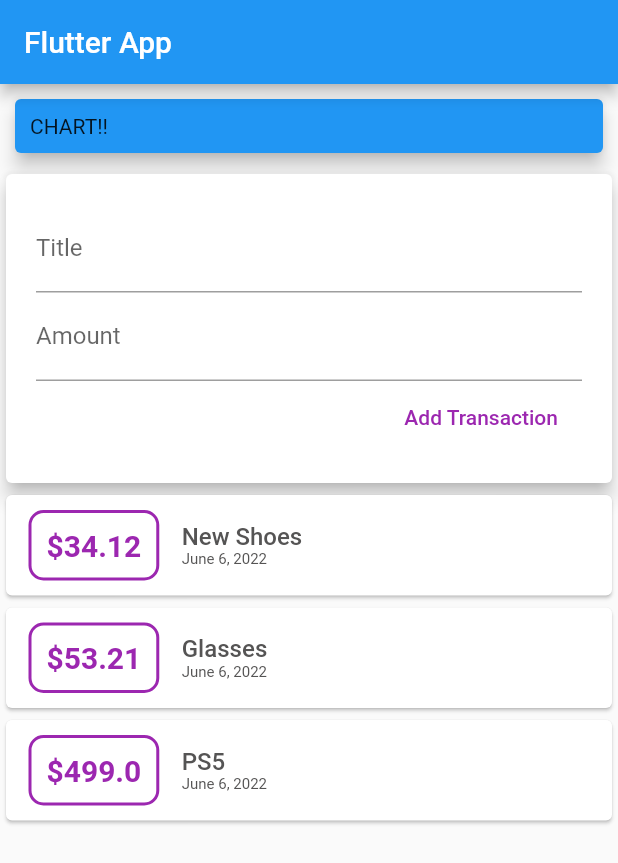
After one commit to Yasser-Shehab/flutter-personal-expenses, a Flutter app: the screen it shows after launch, on a phone screen of 412 x 824 dp. The commit adds this screen. Shown: the top 863 px of the screen. Run offline on Flutter 3.47's test engine with Material 2 defaults, Android fonts, the phone set to English and light mode, and no system bars.

Commit message:
Lifted Up the State, Added, Add New Transaction

```diff
--- /dev/null
+++ b/lib/widgets/new_transaction.dart
@@ -0,0 +1,47 @@
+// ignore_for_file: prefer_const_constructors
+// ignore_for_file: use_key_in_widget_constructors
+// ignore_for_file: sized_box_for_whitespace
+// ignore_for_file: sort_child_properties_last
+import 'package:flutter/material.dart';
+
+class NewTransaction extends StatelessWidget {
+  final Function addTransaction;
+  final titleController = TextEditingController();
+  final amountController = TextEditingController();
+  NewTransaction(this.addTransaction);
+
+  @override
+  Widget build(BuildContext context) {
+    return Card(
+      elevation: 5,
+      child: Container(
+        margin: EdgeInsets.all(10),
+        padding: EdgeInsets.all(10),
+        child: Column(crossAxisAlignment: CrossAxisAlignment.end, children: [
+          TextField(
+            decoration: InputDecoration(labelText: 'Title'),
+            controller: titleController,
+            // onChanged: (value) {
+            //   titleInput = value;
+            // },
+          ),
+          TextField(
+            decoration: InputDecoration(labelText: 'Amount'),
+            controller: amountController,
+            // onChanged: (value) {
+            //   amountInput = value;
+            // },
+          ),
+          FlatButton(
+            textColor: Colors.purple,
+            onPressed: () {
+              addTransaction(
+                  titleController.text, double.parse(amountController.text));
+            },
+            child: Text('Add Transaction'),
+          )
+        ]),
+      ),
+    );
+  }
+}
--- /dev/null
+++ b/lib/widgets/transaction_list.dart
@@ -0,0 +1,56 @@
+// ignore_for_file: prefer_const_constructors
+// ignore_for_file: use_key_in_widget_constructors
+// ignore_for_file: sized_box_for_whitespace
+// ignore_for_file: sort_child_properties_last
+import 'package:flutter/material.dart';
+import '../models/transaction.dart';
+import 'package:intl/intl.dart';
+
+class TransactionList extends StatelessWidget {
+  final List<Transaction> transactions;
+
+  TransactionList(this.transactions);
+
+  @override
+  Widget build(BuildContext context) {
+    return Column(
+      children: transactions.map((tx) {
+        return Card(
+          child: Row(
+            children: [
+              Container(
+                padding: EdgeInsets.all(10),
+                margin: EdgeInsets.symmetric(vertical: 10, horizontal: 15),
+                decoration: BoxDecoration(
+                    borderRadius: BorderRadius.circular(10),
+                    border: Border.all(color: Colors.purple, width: 2)),
+                child: Text(
+                  style: TextStyle(
+                      fontWeight: FontWeight.bold,
+                      fontSize: 20,
+                      color: Colors.purple),
+                  '\$${tx.amount}',
+                ),
+              ),
+              Column(
+                crossAxisAlignment: CrossAxisAlignment.start,
+                children: [
+                  Text(
+                      style: TextStyle(
+                          fontSize: 16,
+                          fontWeight: FontWeight.w500,
+                          color: Color.fromARGB(255, 85, 84, 84)),
+                      tx.title),
+                  Text(
+                      style: TextStyle(
+                          color: Color.fromARGB(255, 85, 84, 84), fontSize: 10),
+                      DateFormat.yMMMMd().format(tx.date))
+                ],
+              )
+            ],
+          ),
+        );
+      }).toList(),
+    );
+  }
+}
--- /dev/null
+++ b/lib/widgets/user_transaction.dart
@@ -0,0 +1,41 @@
+import 'package:flutter/material.dart';
+import './new_transaction.dart';
+import './transaction_list.dart';
+import '../models/transaction.dart';
+
+class UserTransactions extends StatefulWidget {
+  @override
+  State<UserTransactions> createState() => _UserTransactionsState();
+}
+
+class _UserTransactionsState extends State<UserTransactions> {
+  final List<Transaction> _userTransactions = [
+    Transaction(
+        id: 't1', title: 'New Shoes', amount: 34.12, date: DateTime.now()),
+    Transaction(
+        id: 't1', title: 'Glasses', amount: 53.21, date: DateTime.now()),
+    Transaction(id: 't1', title: 'PS5', amount: 499, date: DateTime.now()),
+  ];
+
+  void _addNewTransaction(String transactionTitle, double transactionAmount) {
+    final newTransaction = Transaction(
+      title: transactionTitle,
+      amount: transactionAmount,
+      date: DateTime.now(),
+      id: DateTime.now().toString(),
+    );
+    setState(() {
+      _userTransactions.add(newTransaction);
+    });
+  }
+
+  @override
+  Widget build(BuildContext context) {
+    return Column(
+      children: [
+        NewTransaction(_addNewTransaction),
+        TransactionList(_userTransactions),
+      ],
+    );
+  }
+}
```
Also changed, not shown: lib/main.dart (+8 -83 lines), lib/models/transaction.dart (renamed from lib/transaction.dart).
